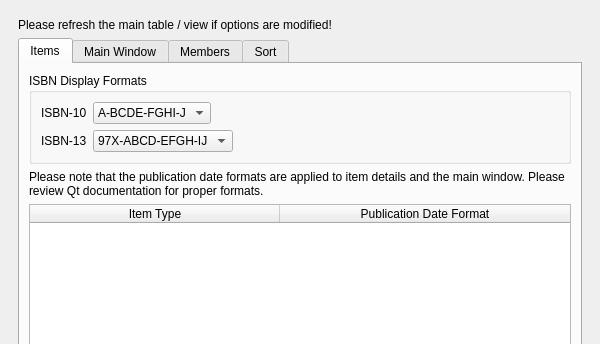
Qt form UI/biblioteq_otheroptions.ui (textbrowser/biblioteq) before a commit; both pictures show x 0 to 600 and y 0 to 344 of the 600 by 600 pixel window.
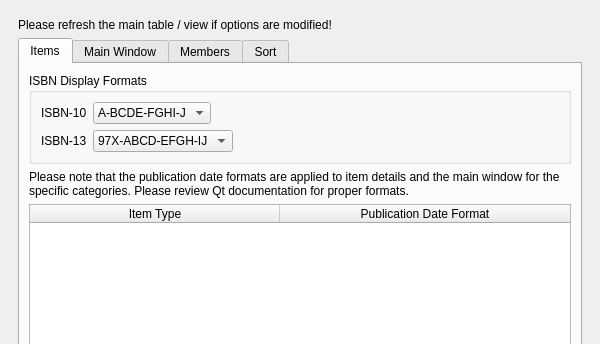
The same form after that commit. Icons and pictures are not drawn.

Patch:
```diff
--- a/UI/biblioteq_otheroptions.ui
+++ b/UI/biblioteq_otheroptions.ui
@@ -146,7 +146,7 @@
             <item>
              <widget class="QLabel" name="label">
               <property name="text">
-               <string>Please note that the publication date formats are applied to item details and the main window. Please review Qt documentation for proper formats.</string>
+               <string>Please note that the publication date formats are applied to item details and the main window for the specific categories. Please review Qt documentation for proper formats.</string>
               </property>
               <property name="wordWrap">
                <bool>true</bool>
```
